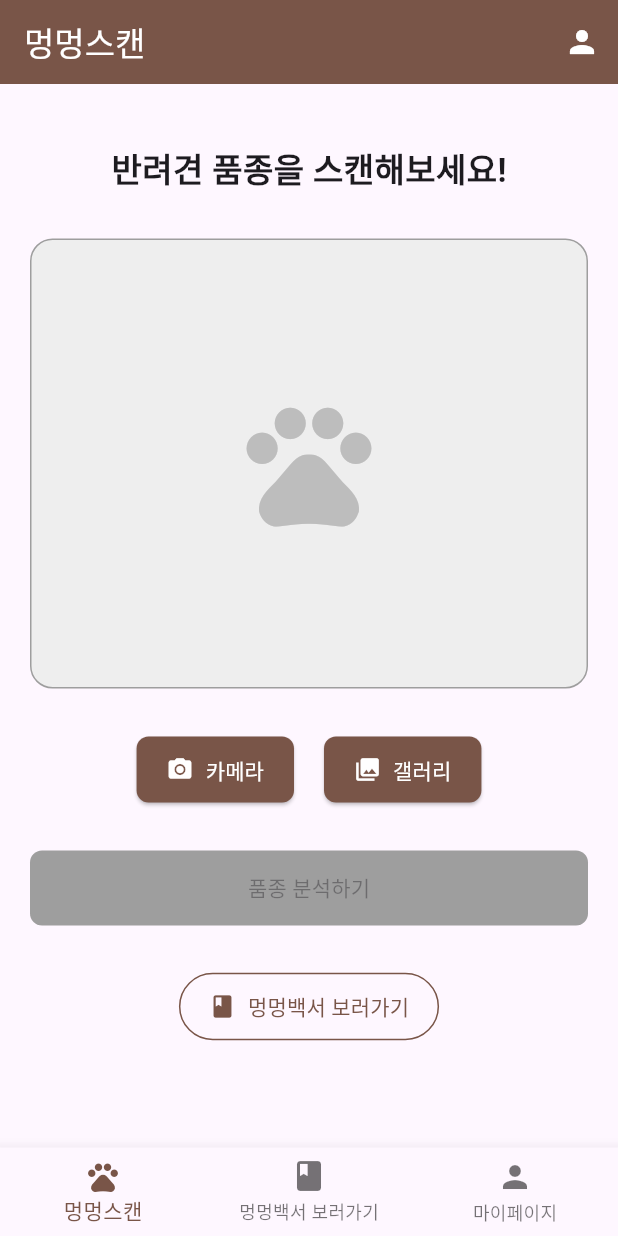
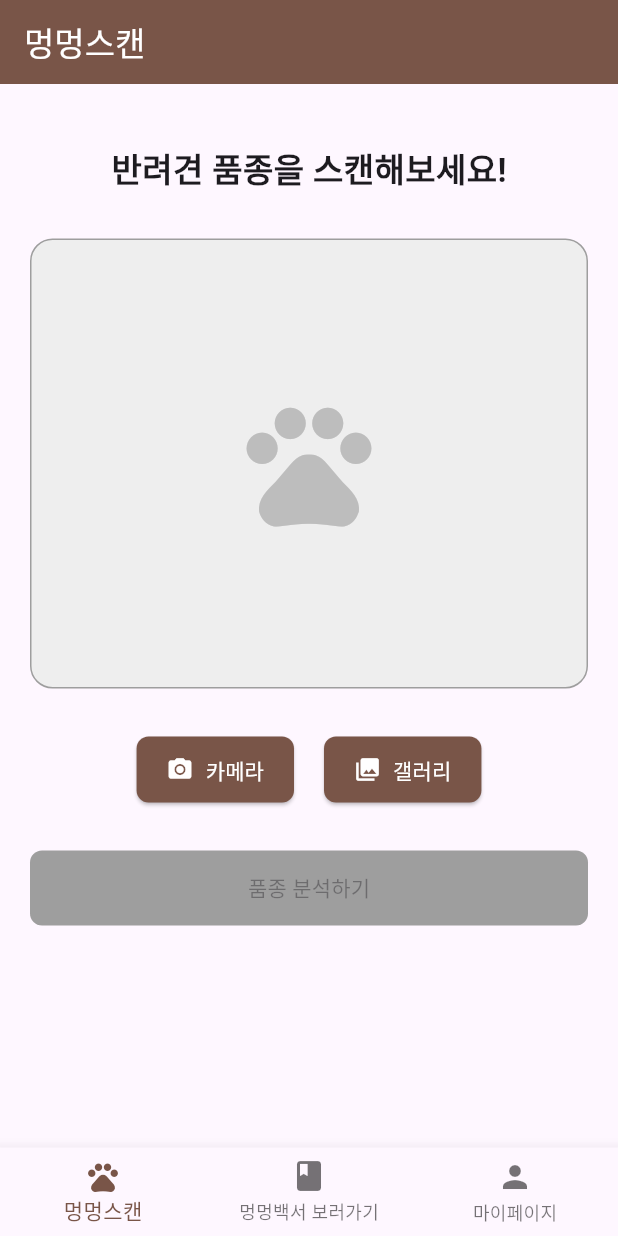
Before and after one commit to SEO84/deep_bark, a Flutter app: the HomeScreen screen opened by its route, on a phone screen of 412 x 824 dp. Run offline on Flutter 3.47's test engine with Material 3 defaults, Android fonts, the light colour scheme and no system bars; our stand-ins replace geocoding, google_maps_flutter, google_sign_in, image_picker, shared_preferences, webview_flutter; missing offline and left inert: kakao_flutter_sdk; accounts and stored records are empty; Roboto replaces fonts that are missing (NotoSansKR).

Commit message:
메인 화면 ui 수정

```diff
--- a/App_flutter/lib/screens/home_screen.dart
+++ b/App_flutter/lib/screens/home_screen.dart
@@ -79,14 +79,6 @@ class _HomeScreenState extends State<HomeScreen> {
           automaticallyImplyLeading: false,  // 뒤로가기 버튼 비활성화
           title: Text(localizations.translate('app_title')),
           backgroundColor: Colors.brown,
-          actions: [
-            IconButton(
-              icon: Icon(Icons.person),
-              onPressed: () {
-                Navigator.pushNamed(context, "/profile");
-              },
-            ),
-          ],
         ),
         body: SingleChildScrollView(
           child: Padding(
@@ -167,20 +159,6 @@ class _HomeScreenState extends State<HomeScreen> {
                     disabledBackgroundColor: Colors.grey,
                   ),
                 ),
-                SizedBox(height: 30),
-                // 멍멍백서 바로가기
-                OutlinedButton.icon(
-                  onPressed: () {
-                    Navigator.pushNamed(context, "/encyclopedia");
-                  },
-                  icon: Icon(Icons.book),
-                  label: Text(localizations.translate('encyclopedia')),
-                  style: OutlinedButton.styleFrom(
-                    foregroundColor: Colors.brown,
-                    side: BorderSide(color: Colors.brown),
-                    padding: EdgeInsets.symmetric(horizontal: 20, vertical: 12),
-                  ),
-                ),
               ],
             ),
           ),
```
